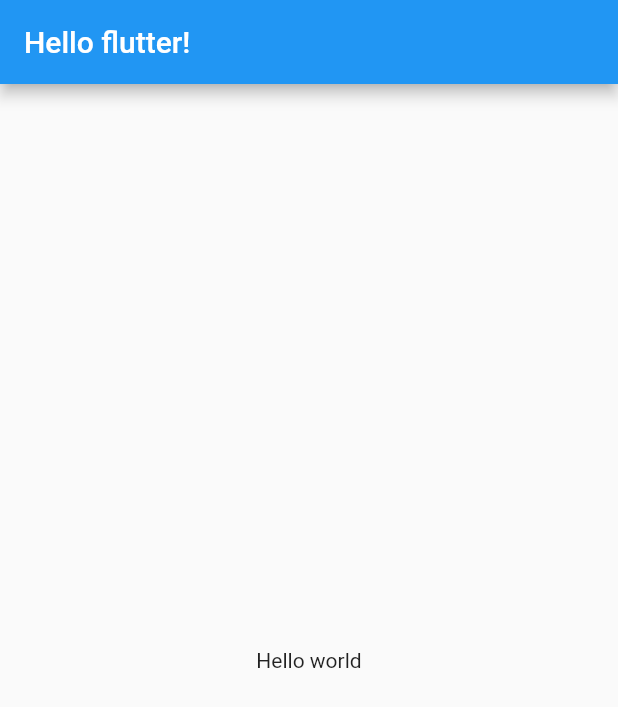
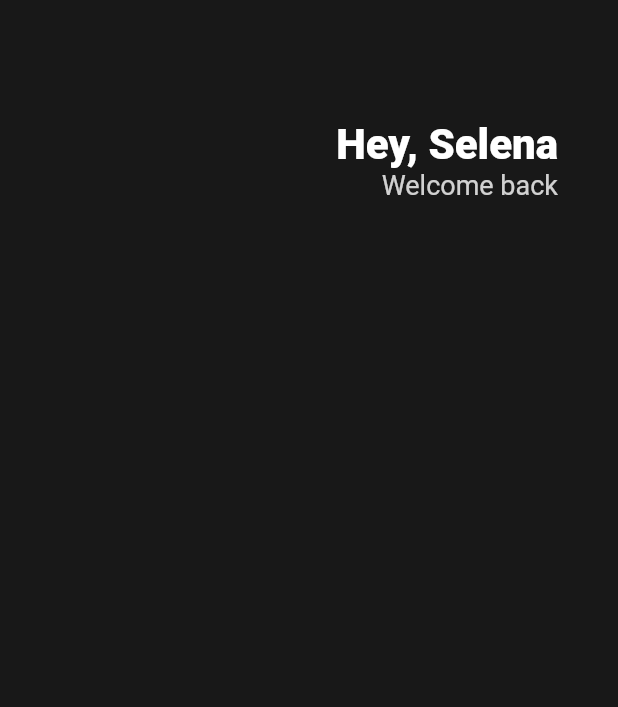
Before and after one commit to minho0315/toonflix, a Flutter app: the screen it shows after launch, on a phone screen of 412 x 824 dp. Shown: the top 707 px of the screen. Run offline on Flutter 3.47's test engine with Material 2 defaults, Android fonts, the phone set to English and light mode, and no system bars.

Commit message:
UI CHALLENGE - Header

```diff
--- a/lib/main.dart
+++ b/lib/main.dart
@@ -9,11 +9,43 @@ class App extends StatelessWidget {
   Widget build(BuildContext context) {
     return MaterialApp(
       home: Scaffold(
-        appBar: AppBar(
-          title: Text('Hello flutter!'),
-        ),
-        body: Center(
-          child: Text('Hello world'),
+        backgroundColor: Color(0xFF181818),
+        body: Padding(
+          padding: EdgeInsets.symmetric(
+            horizontal: 40,
+          ),
+          child: Column(
+            children: [
+              SizedBox(
+                height: 80,
+              ),
+              Row(
+                mainAxisAlignment: MainAxisAlignment.end,
+                children: [
+                  Column(
+                    crossAxisAlignment: CrossAxisAlignment.end,
+                    children: [
+                      Text(
+                        "Hey, Selena",
+                        style: TextStyle(
+                          color: Colors.white,
+                          fontSize: 28,
+                          fontWeight: FontWeight.w800,
+                        ),
+                      ),
+                      Text(
+                        "Welcome back",
+                        style: TextStyle(
+                          color: Color.fromRGBO(255, 255, 255, 0.8),
+                          fontSize: 18,
+                        ),
+                      ),
+                    ],
+                  )
+                ],
+              )
+            ],
+          ),
         ),
       ),
     );
```
